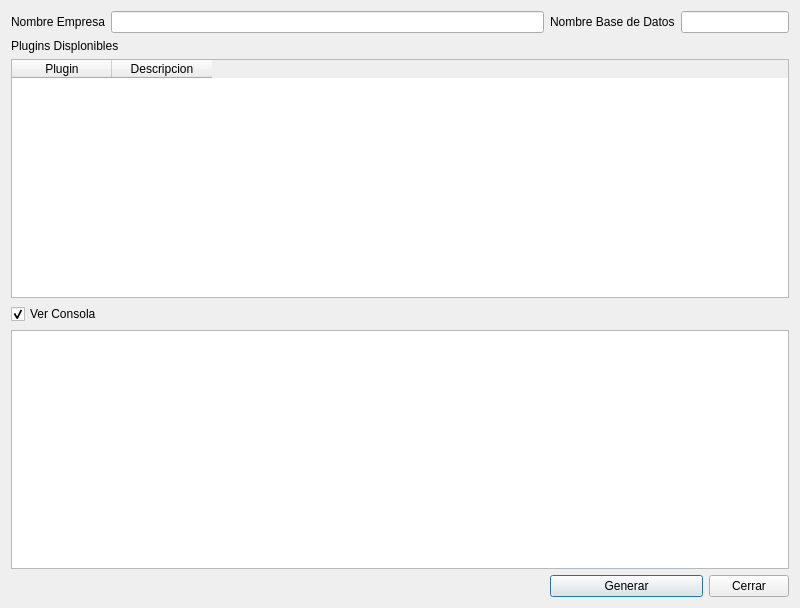
Before: the Qt Designer form bulmages/bulmasetup/nuevafacturacionbase.ui in eboladev/Bulmages-1, drawn with Qt 5.
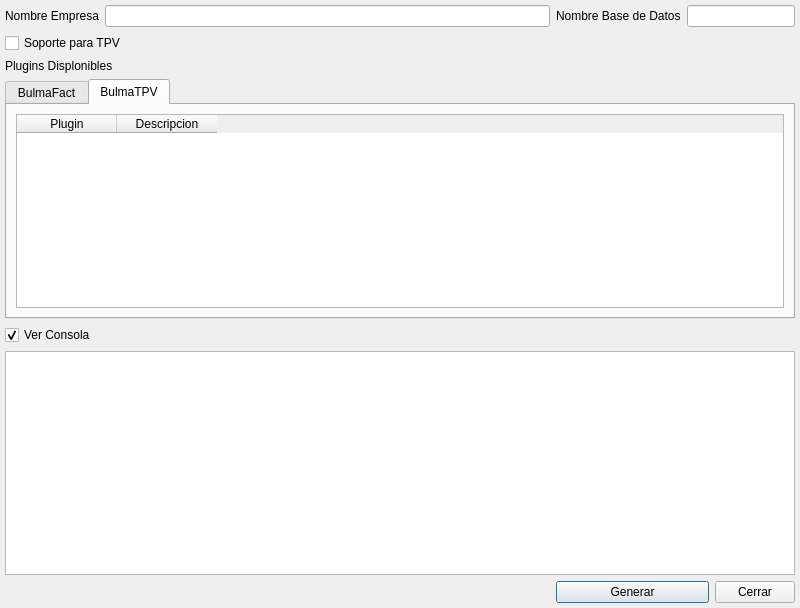
After: the same form once the commit is applied. The open tabs and pages were chosen to show the change. Icons and pictures are not drawn.

Commit message: Ahora bulmasetup tiene soporte para creacion y modificacion de empresas de bulmaTPV (que son las mismas que bulmafact pero con parches adicionales).

Diff of the .ui file:
```diff
--- a/bulmages/bulmasetup/nuevafacturacionbase.ui
+++ b/bulmages/bulmasetup/nuevafacturacionbase.ui
@@ -28,6 +28,18 @@
    <iconset>../images/png/bulmafact.png</iconset>
   </property>
   <layout class="QGridLayout" >
+   <property name="leftMargin" >
+    <number>5</number>
+   </property>
+   <property name="topMargin" >
+    <number>5</number>
+   </property>
+   <property name="rightMargin" >
+    <number>5</number>
+   </property>
+   <property name="bottomMargin" >
+    <number>5</number>
+   </property>
    <item row="0" column="0" >
     <widget class="QLabel" name="label" >
      <property name="text" >
@@ -55,13 +67,33 @@
     <widget class="QLineEdit" name="mui_nomdb" />
    </item>
    <item row="1" column="0" colspan="2" >
+    <widget class="QCheckBox" name="mui_soporteTPV" >
+     <property name="text" >
+      <string>Soporte para TPV</string>
+     </property>
+     <property name="checked" >
+      <bool>false</bool>
+     </property>
+    </widget>
+   </item>
+   <item row="2" column="0" colspan="2" >
     <widget class="QLabel" name="label_4" >
      <property name="text" >
       <string>Plugins Displonibles</string>
      </property>
     </widget>
    </item>
-   <item row="2" column="0" colspan="5" >
+   <item row="3" column="0" colspan="5" >
+    <widget class="QTabWidget" name="tabWidget" >
+     <property name="currentIndex" >
+      <number>0</number>
+     </property>
+     <widget class="QWidget" name="tab" >
+      <attribute name="title" >
+       <string>BulmaFact</string>
+      </attribute>
+      <layout class="QVBoxLayout" >
+       <item>
     <widget class="QTableWidget" name="mui_plugins" >
      <property name="alternatingRowColors" >
       <bool>true</bool>
@@ -84,7 +116,41 @@
      </column>
     </widget>
    </item>
-   <item row="3" column="0" colspan="2" >
+      </layout>
+     </widget>
+     <widget class="QWidget" name="tab_2" >
+      <attribute name="title" >
+       <string>BulmaTPV</string>
+      </attribute>
+      <layout class="QVBoxLayout" >
+       <item>
+        <widget class="QTableWidget" name="mui_plugins1" >
+         <property name="alternatingRowColors" >
+          <bool>true</bool>
+         </property>
+         <property name="textElideMode" >
+          <enum>Qt::ElideNone</enum>
+         </property>
+         <property name="wordWrap" >
+          <bool>false</bool>
+         </property>
+         <column>
+          <property name="text" >
+           <string>Plugin</string>
+          </property>
+         </column>
+         <column>
+          <property name="text" >
+           <string>Descripcion</string>
+          </property>
+         </column>
+        </widget>
+       </item>
+      </layout>
+     </widget>
+    </widget>
+   </item>
+   <item row="4" column="0" colspan="2" >
     <widget class="QCheckBox" name="mui_checkbox" >
      <property name="text" >
       <string>Ver Consola</string>
@@ -94,17 +160,17 @@
      </property>
     </widget>
    </item>
-   <item row="4" column="0" colspan="5" >
+   <item row="5" column="0" colspan="5" >
     <widget class="QTextBrowser" name="mui_textBrowser" />
    </item>
-   <item row="5" column="2" colspan="2" >
+   <item row="6" column="2" colspan="2" >
     <widget class="QPushButton" name="mui_aceptar" >
      <property name="text" >
       <string>Generar</string>
      </property>
     </widget>
    </item>
-   <item row="5" column="4" >
+   <item row="6" column="4" >
     <widget class="QPushButton" name="mui_cancelar" >
      <property name="text" >
       <string>Cerrar</string>
```
Lines whose indentation alone changed are shown as unchanged. The commit also changes 8 other files.
